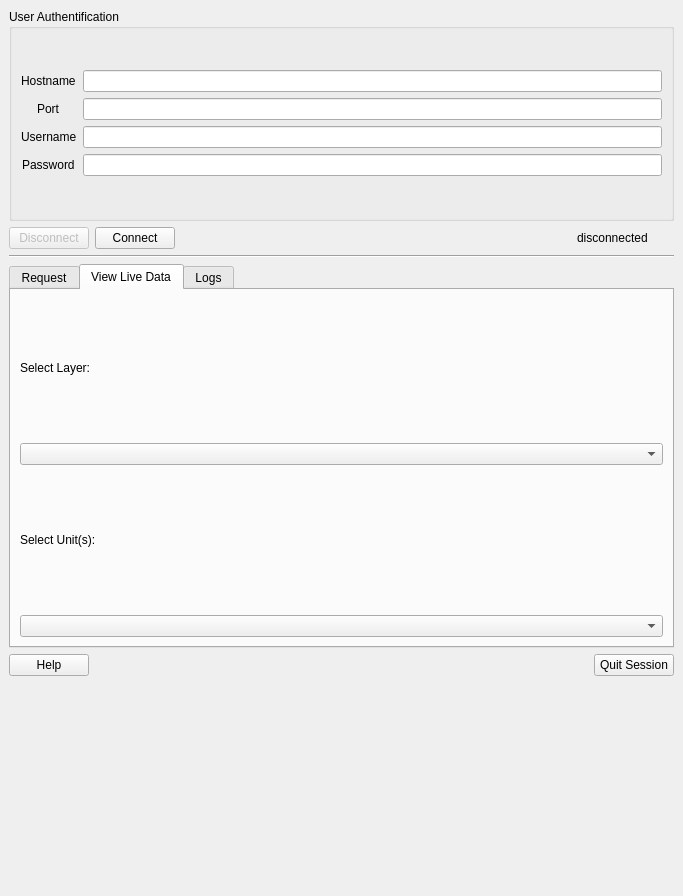
52North/QPegel, file QPegel_dialog_base_dockWidget.ui: the form before one commit.
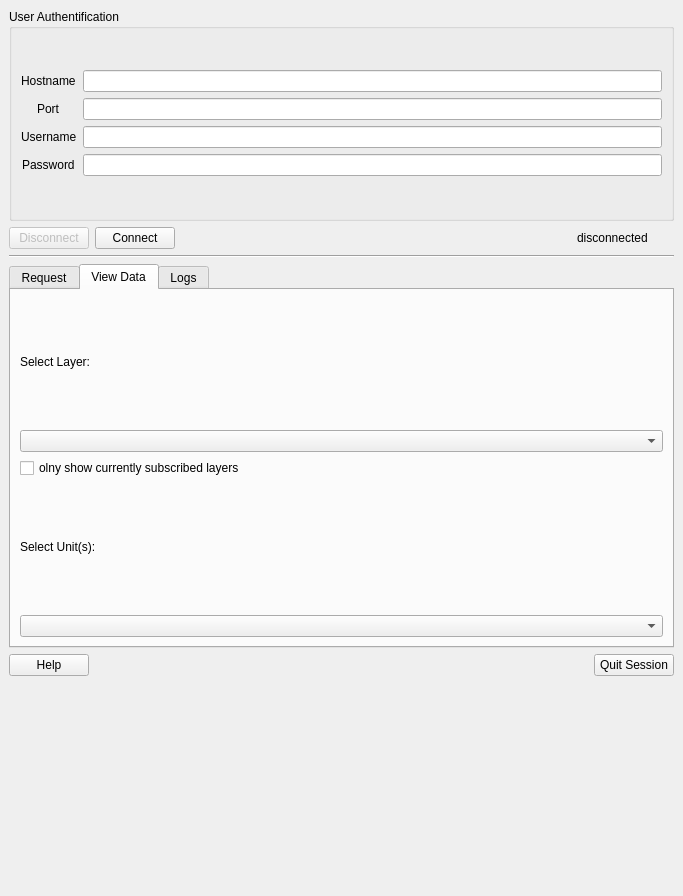
The form after the commit. Custom widgets are drawn as their Qt base class.

```diff
--- a/QPegel_dialog_base_dockWidget.ui
+++ b/QPegel_dialog_base_dockWidget.ui
@@ -600,7 +600,7 @@
       </widget>
       <widget class="QWidget" name="tab2ViewLiveData">
        <attribute name="title">
-        <string>View Live Data</string>
+        <string>View Data</string>
        </attribute>
        <layout class="QVBoxLayout" name="verticalLayout_5">
         <item>
@@ -611,7 +611,18 @@
          </widget>
         </item>
         <item>
-         <widget class="QgsMapLayerComboBox" name="mMapLayerComboBox"/>
+         <widget class="QgsMapLayerComboBox" name="mMapLayerComboBox">
+          <property name="toolTip">
+           <string>Change the layer for plotting</string>
+          </property>
+         </widget>
+        </item>
+        <item>
+         <widget class="QCheckBox" name="checkBoxOnlySubscribed">
+          <property name="text">
+           <string>olny show currently subscribed layers</string>
+          </property>
+         </widget>
         </item>
         <item>
          <widget class="QLabel" name="label_2">
```
Left out of the diff: 34 changed lines with no effect on the pictures.
